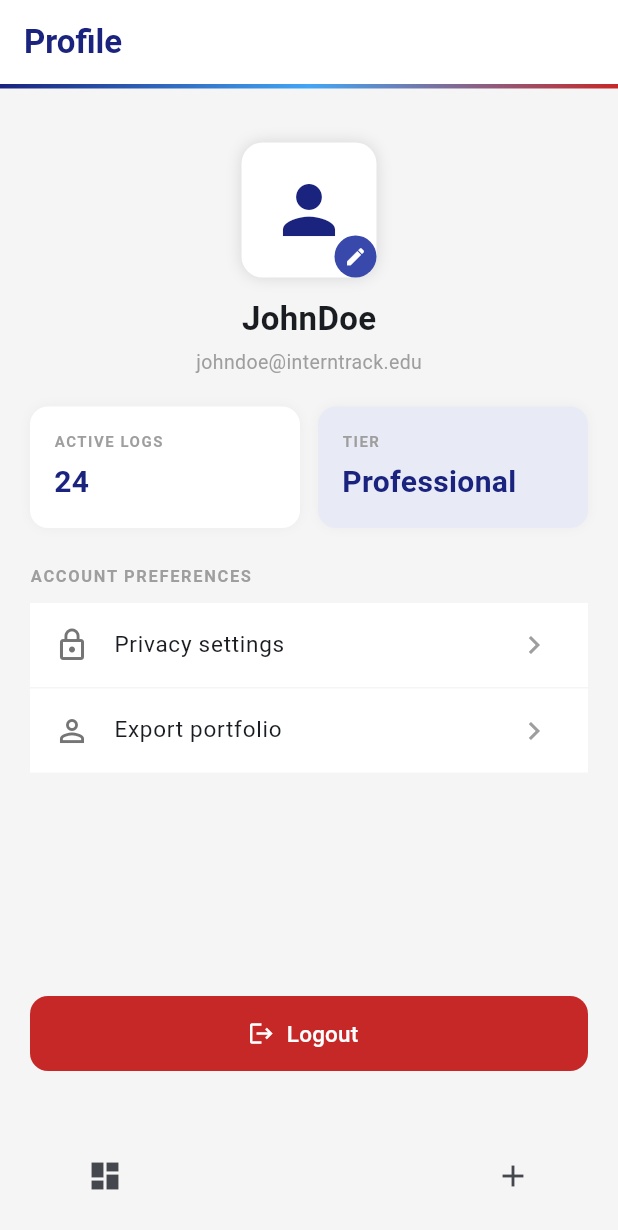
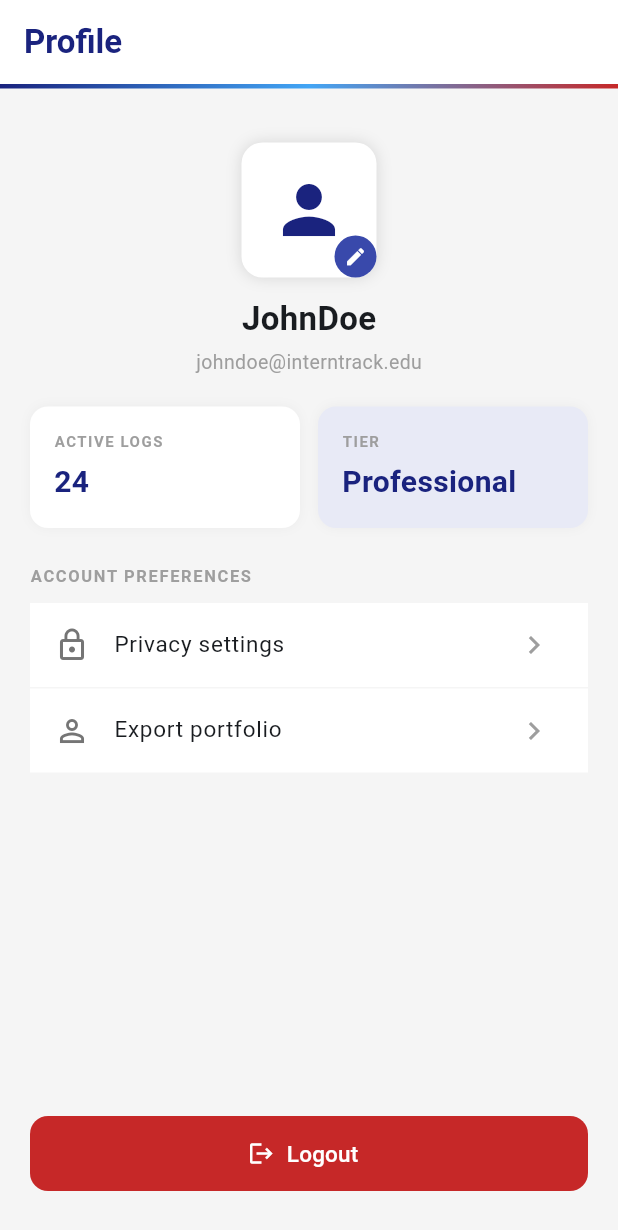
Before and after one commit to SeifHamada/Internship-Tracker, a Flutter app: the ProfileScreen screen opened directly, on a phone screen of 412 x 824 dp. Shown: the top 1230 px of the screen. Run offline on Flutter 3.47's test engine with Material 3 defaults, Android fonts, the phone set to English and light mode, and no system bars; network calls fail.

Commit message:
refactor(profile): clean up navigation logic and remove redundant app bars

```diff
--- a/frontend/internshiptracker/lib/screens/profile_screen.dart
+++ b/frontend/internshiptracker/lib/screens/profile_screen.dart
@@ -1,6 +1,4 @@
 import 'package:flutter/material.dart';
-import 'dashboard_screen.dart';
-import 'add_edit_screen.dart';
 
 // Profile screen - displays user info and account preferences
 class ProfileScreen extends StatelessWidget {
@@ -158,41 +156,6 @@ class ProfileScreen extends StatelessWidget {
           ],
         ),
       ),
-
-      // Bottom navigation bar matching the rest of the app
-      bottomNavigationBar: BottomAppBar(
-        color: Colors.grey[100],
-        shape: const CircularNotchedRectangle(),
-        child: Padding(
-          padding: const EdgeInsets.symmetric(horizontal: 30),
-          child: Row(
-            mainAxisAlignment: MainAxisAlignment.spaceBetween,
-            children: [
-              // Navigate to dashboard
-              IconButton(
-                icon: const Icon(Icons.dashboard),
-                onPressed: () {
-                  Navigator.pushReplacement(
-                    context,
-                    MaterialPageRoute(builder: (_) => DashboardScreen()),
-                  );
-                },
-              ),
-              const SizedBox(width: 40),
-              // Navigate to add application screen
-              IconButton(
-                icon: const Icon(Icons.add),
-                onPressed: () {
-                  Navigator.pushReplacement(
-                    context,
-                    MaterialPageRoute(builder: (_) => AddEditScreen()),
-                  );
-                },
-              ),
-            ],
-          ),
-        ),
-      ),
     );
   }
 
@@ -205,7 +168,10 @@ class ProfileScreen extends StatelessWidget {
           color: bg,
           borderRadius: BorderRadius.circular(12),
           boxShadow: [
-            BoxShadow(color: Colors.black.withOpacity(0.04), blurRadius: 6),
+            BoxShadow(
+              color: Colors.black.withValues(alpha: 0.04),
+              blurRadius: 6,
+            ),
           ],
         ),
         child: Column(
```
